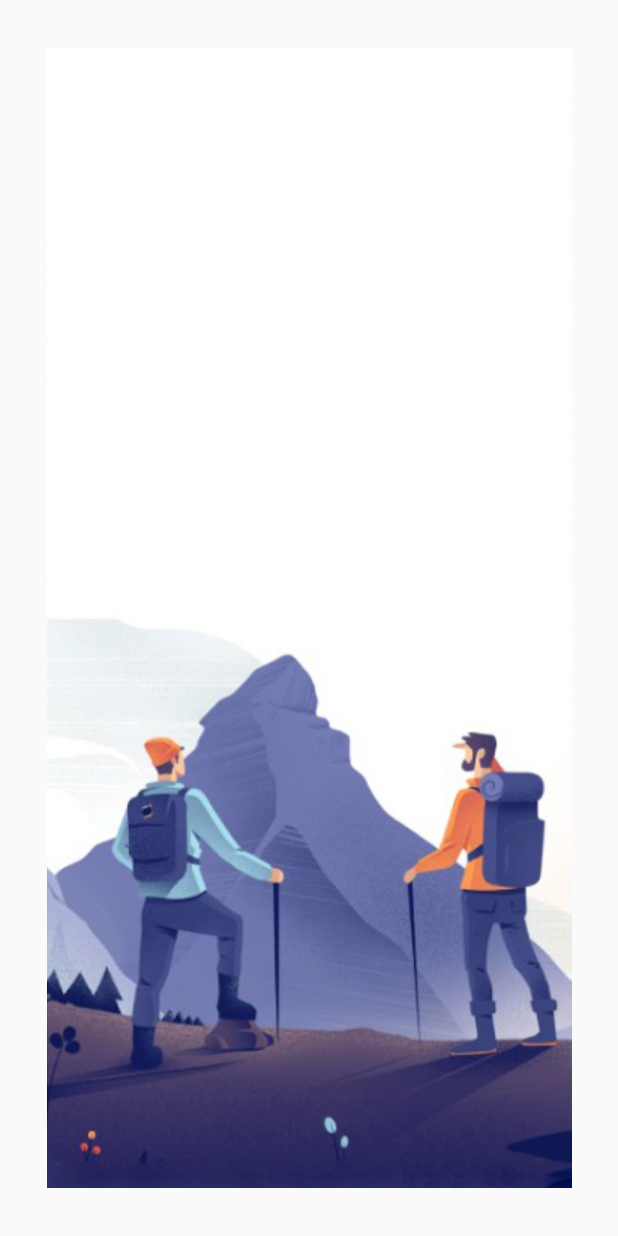
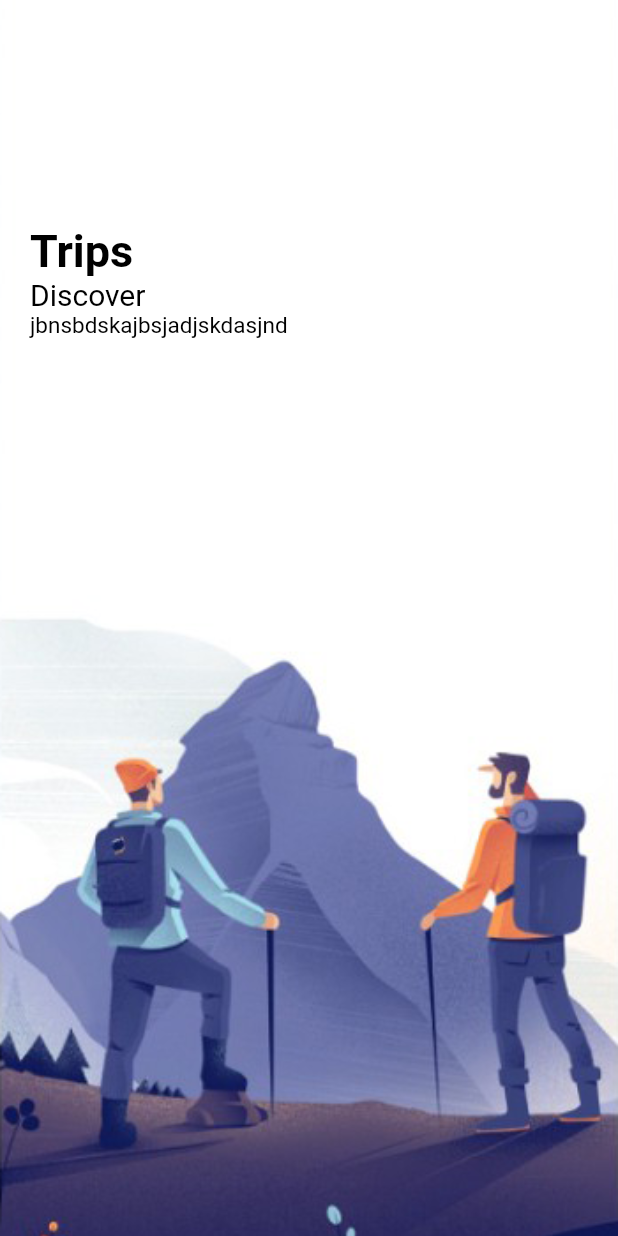
Before and after one commit to NegusNati/travel_app_flutter, a Flutter app: the screen it shows after launch, on a phone screen of 412 x 824 dp. Run offline on Flutter 3.47's test engine with Material 2 defaults, Android fonts, the phone set to English and light mode, and no system bars.

Commit message:
reusable text widgets

```diff
--- a/lib/pages/welcome_page.dart
+++ b/lib/pages/welcome_page.dart
@@ -1,5 +1,6 @@
 import 'package:flutter/material.dart';
-import 'package:flutter/rendering.dart';
+import 'package:travel_app_flutter/widgets/app_large_text.dart';
+import 'package:travel_app_flutter/widgets/app_text.dart';
 
 class WelcomePage extends StatefulWidget {
   const WelcomePage({Key? key}) : super(key: key);
@@ -23,12 +24,31 @@ class _WelcomePageState extends State<WelcomePage> {
         itemCount: welcomeImages.length,
         itemBuilder: (_, index) { // _ means default context
        return Container(
+
         width: double.maxFinite,
         height: double.maxFinite, // so that it contain the max hight of the screen
         decoration: BoxDecoration( // we use BoxDecoration to show the images
-        image: DecorationImage(image: AssetImage("images/${welcomeImages[index]}")),
+        image: DecorationImage(image: AssetImage("images/${welcomeImages[index]}"),
+        fit: BoxFit.cover // so that the image would fit the whole Container
         ),
 
+        ),
+        child: Container(
+          margin: const EdgeInsets.only(top: 150, left: 20, right: 20, bottom: 20  ),
+          child: Row(children: [
+            Column(
+              crossAxisAlignment: CrossAxisAlignment.start, // to make it all start in the begining
+              children: [
+                AppLargeText(text: "Trips"),
+                AppText(text: "Discover", textSize: 20,),
+                AppText(text: "jbnsbdskajbsjadjskdasjnd", textSize: 15,),
+
+              ]
+            )
+          ]),
+
+
+        ),
        );
 
       }  ), /*Creates a scrollable list that works page by page using widgets that are created on demand.This constructor is appropriate for page views with a large (or infinite) number of children because the builder is called only for those children that are actually visible.
--- /dev/null
+++ b/lib/widgets/app_large_text.dart
@@ -0,0 +1,29 @@
+// ignore_for_file: public_member_api_docs, sort_constructors_first
+import 'package:flutter/material.dart';
+import 'package:flutter/cupertino.dart';
+
+
+// a widget fo our Large sized Texts (Reusable)
+class AppLargeText extends StatelessWidget {
+   AppLargeText({
+    Key? key,
+   this.textSize = 30,
+    required this.text,
+    this.textColor = Colors.black,
+  }) : super(key: key);
+
+  late double textSize;
+  final String text;
+  final Color textColor;
+  @override
+  Widget build(BuildContext context) {
+    return Text(
+      text,
+      style: TextStyle(
+        color: textColor,
+        fontSize: textSize,
+        fontWeight: FontWeight.bold
+      ),
+    );
+  }
+}
--- /dev/null
+++ b/lib/widgets/app_text.dart
@@ -0,0 +1,23 @@
+// ignore_for_file: public_member_api_docs, sort_constructors_first
+import 'package:flutter/material.dart';
+
+class AppText extends StatelessWidget {
+   AppText({
+    Key? key,
+    this.textSize = 15,
+    required this.text,
+    this.textColor = Colors.black,
+  }) : super(key: key);
+  late double textSize;
+  final String text;
+  final Color textColor;
+
+  @override
+  Widget build(BuildContext context) {
+    return Text(text,
+    style: TextStyle(
+      fontSize: textSize,
+      color:textColor
+    ) ,);
+  }
+}
```
